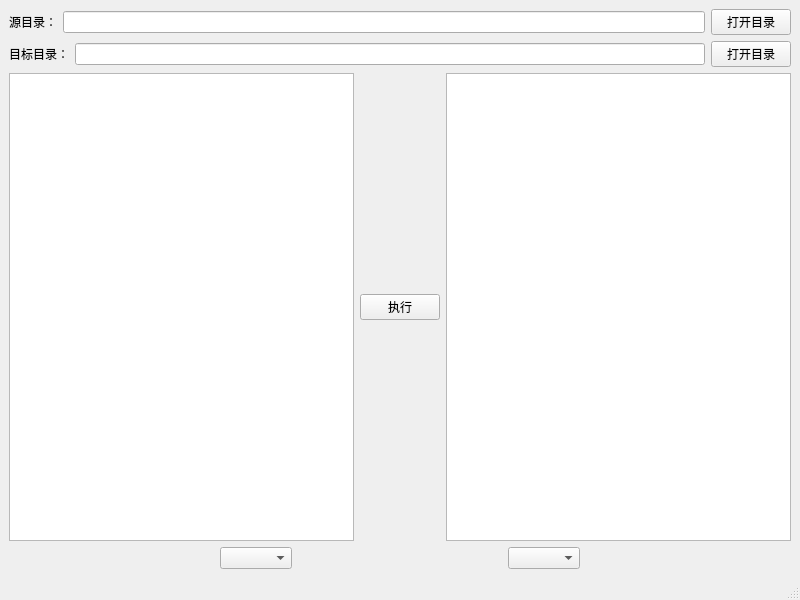
Above: mainfrm.ui from luiox/file_encode_helper before the change. Below: the same form after it.
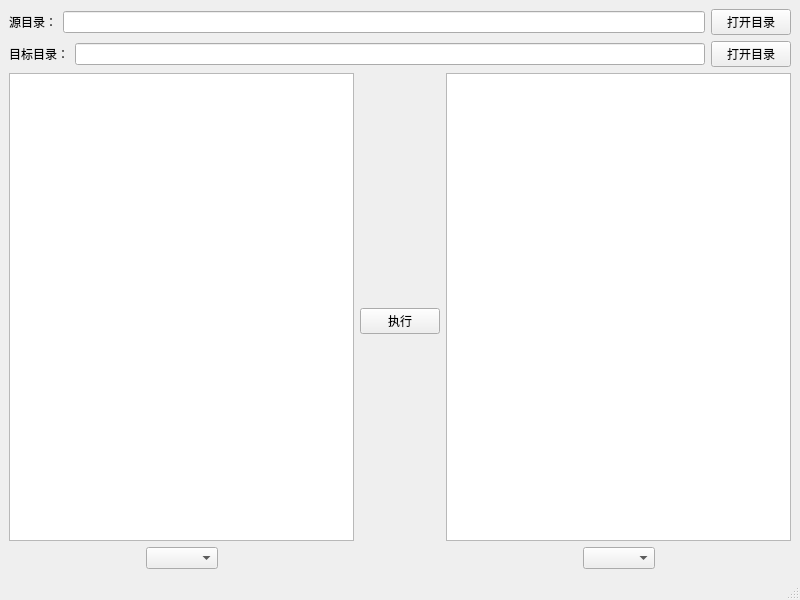
That is the form after the change.

```diff
--- a/mainfrm.ui
+++ b/mainfrm.ui
@@ -14,7 +14,7 @@
    <string>MainFrm</string>
   </property>
   <widget class="QWidget" name="centralwidget">
-   <layout class="QVBoxLayout" name="verticalLayout_2">
+   <layout class="QVBoxLayout" name="verticalLayout_4">
     <item>
      <layout class="QHBoxLayout" name="horizontalLayout">
       <item>
@@ -58,11 +58,48 @@
      </layout>
     </item>
     <item>
-     <layout class="QHBoxLayout" name="horizontalLayout_3">
+     <layout class="QHBoxLayout" name="horizontalLayout_5">
+      <item>
+       <layout class="QVBoxLayout" name="verticalLayout_2">
       <item>
        <widget class="QListWidget" name="source_list"/>
       </item>
       <item>
+         <layout class="QHBoxLayout" name="horizontalLayout_4">
+          <item>
+           <spacer name="horizontalSpacer">
+            <property name="orientation">
+             <enum>Qt::Horizontal</enum>
+            </property>
+            <property name="sizeHint" stdset="0">
+             <size>
+              <width>40</width>
+              <height>20</height>
+             </size>
+            </property>
+           </spacer>
+          </item>
+          <item>
+           <widget class="QComboBox" name="source_encode_cmbox"/>
+          </item>
+          <item>
+           <spacer name="horizontalSpacer_2">
+            <property name="orientation">
+             <enum>Qt::Horizontal</enum>
+            </property>
+            <property name="sizeHint" stdset="0">
+             <size>
+              <width>40</width>
+              <height>20</height>
+             </size>
+            </property>
+           </spacer>
+          </item>
+         </layout>
+        </item>
+       </layout>
+      </item>
+      <item>
        <layout class="QVBoxLayout" name="verticalLayout">
         <item>
          <spacer name="verticalSpacer">
@@ -100,44 +137,12 @@
        </layout>
       </item>
       <item>
+       <layout class="QVBoxLayout" name="verticalLayout_3">
+        <item>
        <widget class="QListWidget" name="target_list"/>
       </item>
-     </layout>
-    </item>
     <item>
-     <layout class="QHBoxLayout" name="horizontalLayout_4">
-      <item>
-       <spacer name="horizontalSpacer_2">
-        <property name="orientation">
-         <enum>Qt::Horizontal</enum>
-        </property>
-        <property name="sizeHint" stdset="0">
-         <size>
-          <width>40</width>
-          <height>20</height>
-         </size>
-        </property>
-       </spacer>
-      </item>
-      <item>
-       <widget class="QComboBox" name="source_encode_cmbox"/>
-      </item>
-      <item>
-       <spacer name="horizontalSpacer">
-        <property name="orientation">
-         <enum>Qt::Horizontal</enum>
-        </property>
-        <property name="sizeHint" stdset="0">
-         <size>
-          <width>40</width>
-          <height>20</height>
-         </size>
-        </property>
-       </spacer>
-      </item>
-      <item>
-       <widget class="QComboBox" name="target_encode_cmbox"/>
-      </item>
+         <layout class="QHBoxLayout" name="horizontalLayout_3">
       <item>
        <spacer name="horizontalSpacer_3">
         <property name="orientation">
@@ -150,6 +155,26 @@
          </size>
         </property>
        </spacer>
+          </item>
+          <item>
+           <widget class="QComboBox" name="target_encode_cmbox"/>
+          </item>
+          <item>
+           <spacer name="horizontalSpacer_4">
+            <property name="orientation">
+             <enum>Qt::Horizontal</enum>
+            </property>
+            <property name="sizeHint" stdset="0">
+             <size>
+              <width>40</width>
+              <height>20</height>
+             </size>
+            </property>
+           </spacer>
+          </item>
+         </layout>
+        </item>
+       </layout>
       </item>
      </layout>
     </item>
```
Lines whose indentation alone changed are shown as unchanged.
